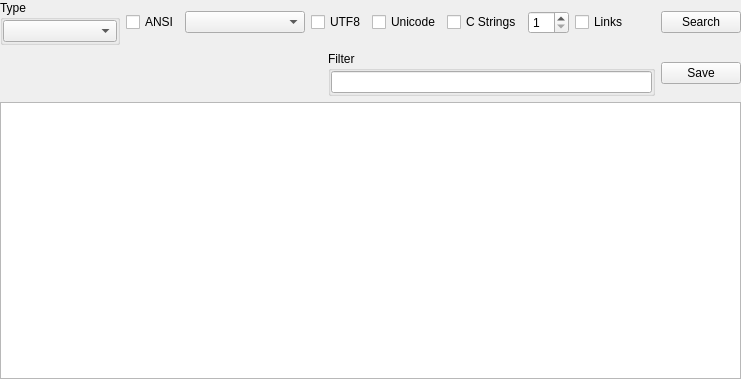
Above: SearchStrings/searchstringswidget.ui from horsicq/FormatWidgets before the change. Below: the same form after it.
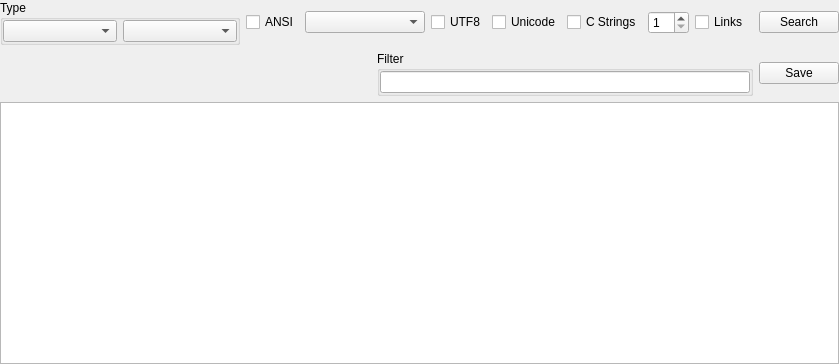
That is the form after the change.

```diff
--- a/SearchStrings/searchstringswidget.ui
+++ b/SearchStrings/searchstringswidget.ui
@@ -6,8 +6,8 @@
    <rect>
     <x>0</x>
     <y>0</y>
-    <width>741</width>
-    <height>379</height>
+    <width>839</width>
+    <height>364</height>
    </rect>
   </property>
   <property name="windowTitle">
@@ -32,14 +32,14 @@
       <widget class="QGroupBox" name="groupBoxType">
        <property name="minimumSize">
         <size>
-         <width>120</width>
+         <width>240</width>
          <height>0</height>
         </size>
        </property>
        <property name="title">
         <string>Type</string>
        </property>
-       <layout class="QVBoxLayout" name="verticalLayout_3">
+       <layout class="QHBoxLayout" name="horizontalLayout_3">
         <property name="leftMargin">
          <number>0</number>
         </property>
@@ -55,6 +55,9 @@
         <item>
          <widget class="QComboBox" name="comboBoxType"/>
         </item>
+        <item>
+         <widget class="QComboBox" name="comboBoxMapMode"/>
+        </item>
        </layout>
       </widget>
      </item>
```
